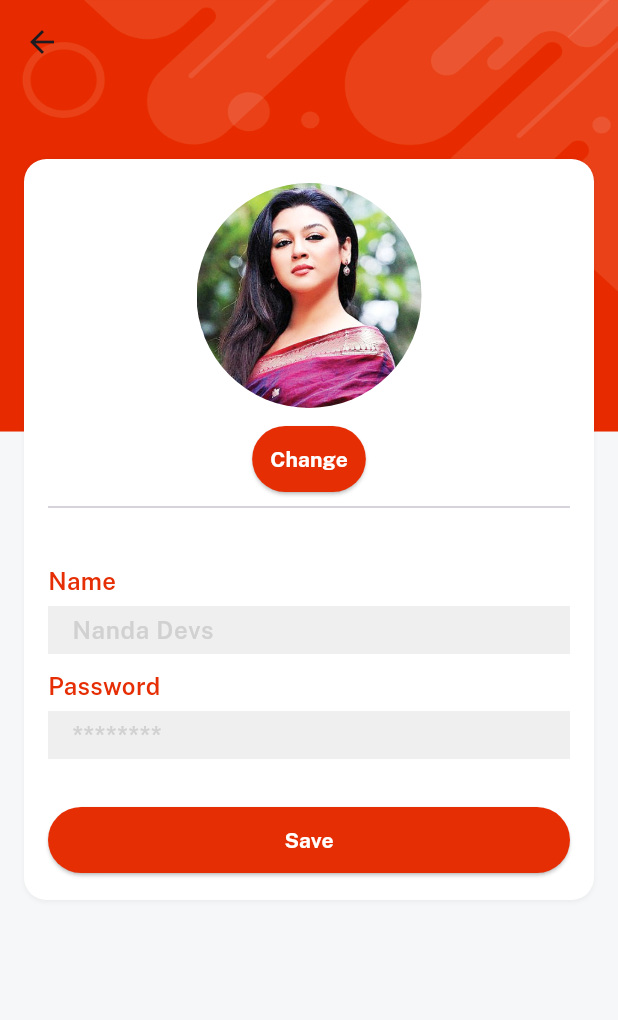
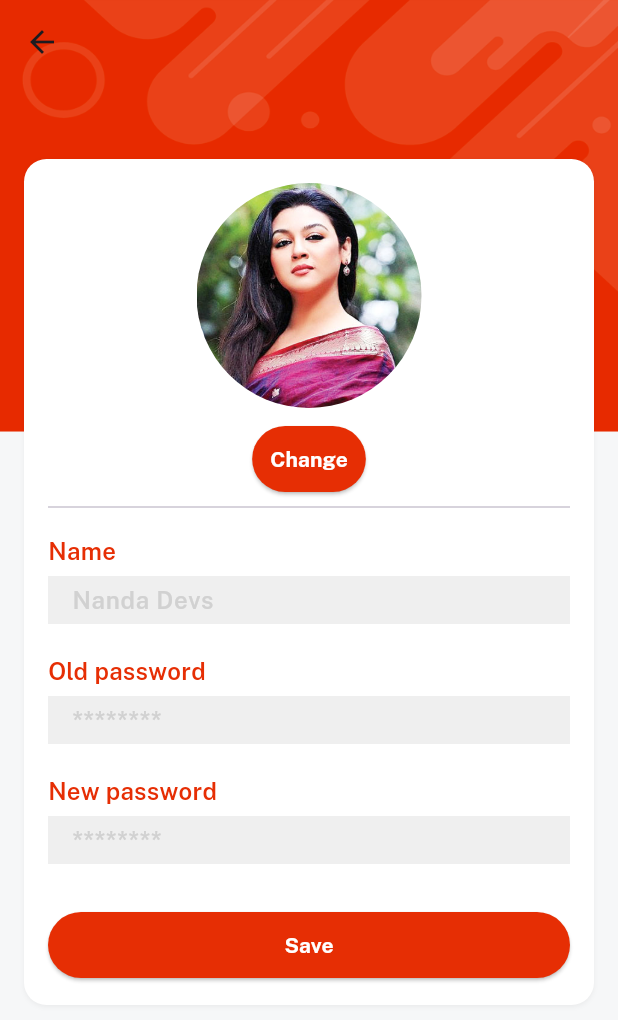
Before and after one commit to nandainun/Flutter_ecommerce_shopman, a Flutter app: the EditProfileScreen screen opened directly with empty values, on a phone screen of 412 x 824 dp. Shown: the top 1020 px of the screen. Run offline on Flutter 3.47's test engine with Material 3 defaults, Android fonts, the phone set to English and light mode, and no system bars; our stand-ins replace cloud_firestore, firebase_auth, firebase_core, firebase_storage, get, image_picker and 1 more; accounts and stored records are empty.

Commit message:
add change password on profile screen

```diff
--- a/lib/consts/strings.dart
+++ b/lib/consts/strings.dart
@@ -62,4 +62,8 @@ const video = "Video",
     productsyoumaylike = "Products you may also like";
 
 // Profile string
-const wishlist = "My Wishlist", orders = "My Orders", messages = "Messages";
+const wishlist = "My Wishlist",
+    orders = "My Orders",
+    messages = "Messages",
+    oldpass = "Old password",
+    newpass = "New password";
--- a/lib/controllers/profile_controller.dart
+++ b/lib/controllers/profile_controller.dart
@@ -1,6 +1,7 @@
 import 'dart:io';
 
 import 'package:cloud_firestore/cloud_firestore.dart';
+import 'package:firebase_auth/firebase_auth.dart';
 import 'package:firebase_storage/firebase_storage.dart';
 import 'package:flutter/services.dart';
 import 'package:get/get.dart';
@@ -15,7 +16,8 @@ class ProfileController extends GetxController {
 
   // textfield
   var nameController = TextEditingController();
-  var passController = TextEditingController();
+  var oldpassController = TextEditingController();
+  var newpassController = TextEditingController();
 
   changeImage(context) async {
     try {
@@ -29,6 +31,7 @@ class ProfileController extends GetxController {
   }
 
   uploadProfileImage() async {
+    // ignore: unused_local_variable
     var filename = basename(profileImgPath.value);
     var destination = 'images/${currentUser!.uid}/filename';
 
@@ -46,4 +49,14 @@ class ProfileController extends GetxController {
     }, SetOptions(merge: true));
     isLoading(false);
   }
+
+  changeAuthPassword({email, password, newpassword}) async {
+    final cred = EmailAuthProvider.credential(email: email, password: password);
+
+    await currentUser!.reauthenticateWithCredential(cred).then((value) {
+      currentUser!.updatePassword(newpassword);
+    }).catchError((error) {
+      print(error.toString());
+    });
+  }
 }
--- a/lib/view/profile_screen/edit_profile_screen.dart
+++ b/lib/view/profile_screen/edit_profile_screen.dart
@@ -30,8 +30,7 @@ class EditProfileScreen extends StatelessWidget {
                         height: 150,
                         fit: BoxFit.cover,
                       ).box.roundedFull.clip(Clip.antiAlias).make()
-                    : data['imageUrl'] != '' &&
-                            controller.profileImgPath.isEmpty
+                    : data['imageUrl'] != '' && controller.profileImgPath.isEmpty
                         ? Image.network(
                             data['imageUrl'],
                             width: 150,
@@ -54,17 +53,25 @@ class EditProfileScreen extends StatelessWidget {
                   title: "Change",
                 ),
                 const Divider(),
-                30.heightBox,
+                10.heightBox,
                 customTextField(
                   controller: controller.nameController,
                   hint: nameHint,
                   title: name,
                   isPass: false,
                 ),
+                10.heightBox,
                 customTextField(
-                  controller: controller.passController,
+                  controller: controller.oldpassController,
                   hint: passwordHint,
-                  title: password,
+                  title: oldpass,
+                  isPass: true,
+                ),
+                10.heightBox,
+                customTextField(
+                  controller: controller.newpassController,
+                  hint: passwordHint,
+                  title: newpass,
                   isPass: true,
                 ),
                 20.heightBox,
@@ -78,12 +85,29 @@ class EditProfileScreen extends StatelessWidget {
                           color: redColor,
                           onPress: () async {
                             controller.isLoading(true);
-                            await controller.uploadProfileImage();
-                            await controller.updateProfile(
-                                imgUrl: controller.profileImageLink,
-                                name: controller.nameController.text,
-                                password: controller.passController.text);
-                            VxToast.show(context, msg: "Updated");
+
+                            // if image not selected
+                            if (controller.profileImgPath.value.isEmpty) {
+                              await controller.uploadProfileImage();
+                            } else {
+                              controller.profileImageLink = data['imageUrl'];
+                            }
+
+                            // if old password matches database
+                            if (data['password'] == controller.oldpassController.text) {
+                              await controller.changeAuthPassword(
+                                  email: data['email'],
+                                  password: controller.oldpassController.text,
+                                  newpassword: controller.newpassController.text);
+                              await controller.updateProfile(
+                                  imgUrl: controller.profileImageLink,
+                                  name: controller.nameController.text,
+                                  password: controller.newpassController.text);
+                              VxToast.show(context, msg: "Updated");
+                            } else {
+                              VxToast.show(context, msg: "Wrong old password");
+                              controller.isLoading(false);
+                            }
                           },
                           textColor: whiteColor,
                           title: "Save",
```
Also changed, not shown: lib/view/profile_screen/profile_screen.dart (+10 -32 lines), 1 other file.
